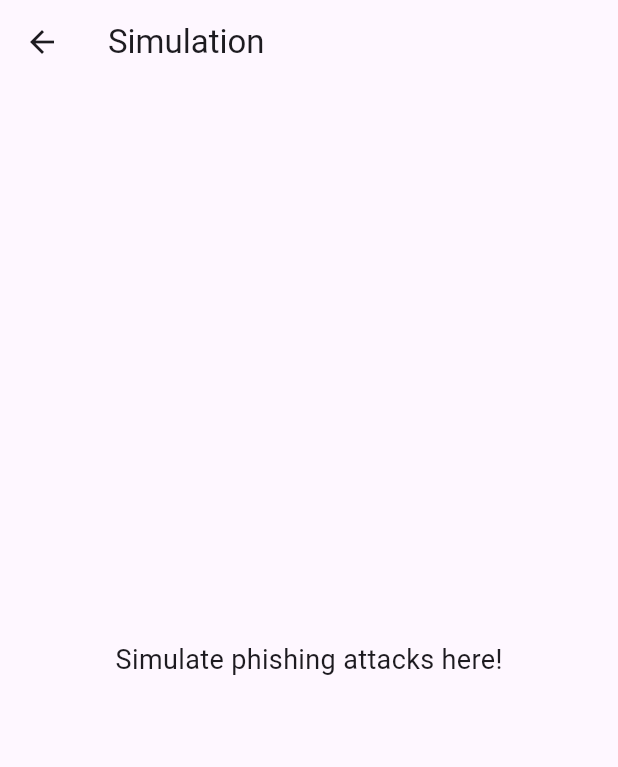
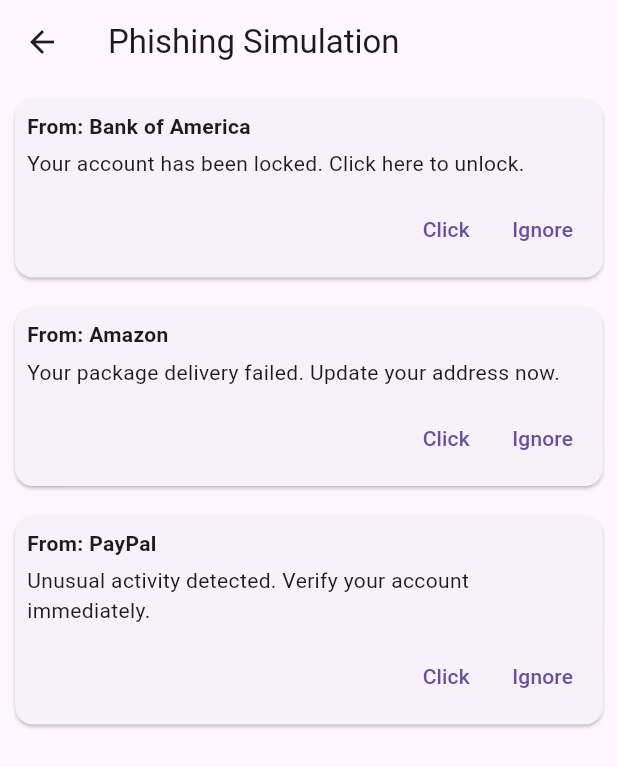
Before and after one commit to Oso00Luffy/phish_sleuth, a Flutter app: the SimulationScreen screen opened directly, on a phone screen of 412 x 824 dp. Shown: the top 767 px of the screen. Run offline on Flutter 3.47's test engine with Material 3 defaults, Android fonts, the phone set to English and light mode, and no system bars; our stand-ins replace hive, hive_flutter; accounts and stored records are empty.

Commit message:
Screens add

```diff
--- /dev/null
+++ b/lib/models/user_interaction.dart
@@ -0,0 +1,25 @@
+import 'package:hive/hive.dart';
+
+part 'user_interaction.g.dart';
+
+@HiveType(typeId: 0)
+class UserInteraction {
+  @HiveField(0)
+  final String sender;
+
+  @HiveField(1)
+  final String message;
+
+  @HiveField(2)
+  final bool clicked;
+
+  @HiveField(3)
+  final DateTime timestamp;
+
+  UserInteraction({
+    required this.sender,
+    required this.message,
+    required this.clicked,
+    required this.timestamp,
+  });
+}
--- a/lib/screens/simulation_screen.dart
+++ b/lib/screens/simulation_screen.dart
@@ -1,17 +1,36 @@
 import 'package:flutter/material.dart';
+import '../widgets/phishing_message_card.dart';
 
 class SimulationScreen extends StatelessWidget {
+  final List<Map<String, String>> fakeMessages = [
+    {
+      'sender': 'Bank of America',
+      'message': 'Your account has been locked. Click here to unlock.',
+    },
+    {
+      'sender': 'Amazon',
+      'message': 'Your package delivery failed. Update your address now.',
+    },
+    {
+      'sender': 'PayPal',
+      'message': 'Unusual activity detected. Verify your account immediately.',
+    },
+  ];
+
   @override
   Widget build(BuildContext context) {
     return Scaffold(
       appBar: AppBar(
-        title: Text('Simulation'),
+        title: Text('Phishing Simulation'),
       ),
-      body: Center(
-        child: Text(
-          'Simulate phishing attacks here!',
-          style: TextStyle(fontSize: 18),
-        ),
+      body: ListView.builder(
+        itemCount: fakeMessages.length,
+        itemBuilder: (context, index) {
+          return PhishingMessageCard(
+            sender: fakeMessages[index]['sender']!,
+            message: fakeMessages[index]['message']!,
+          );
+        },
       ),
     );
   }
--- a/lib/widgets/phishing_message_card.dart
+++ b/lib/widgets/phishing_message_card.dart
@@ -1,4 +1,6 @@
 import 'package:flutter/material.dart';
+import 'package:hive/hive.dart';
+import '../models/user_interaction.dart';
 
 class PhishingMessageCard extends StatelessWidget {
   final String sender;
@@ -6,14 +8,58 @@
 
   PhishingMessageCard({required this.sender, required this.message});
 
+  void _saveInteraction(bool clicked) async {
+    final box = Hive.box('user_behavior');
+    final interaction = UserInteraction(
+      sender: sender,
+      message: message,
+      clicked: clicked,
+      timestamp: DateTime.now(),
+    );
+    await box.add(interaction);
+  }
+
   @override
   Widget build(BuildContext context) {
     return Card(
       margin: EdgeInsets.all(10),
-      child: ListTile(
-        leading: Icon(Icons.email),
-        title: Text(sender),
-        subtitle: Text(message),
+      child: Padding(
+        padding: const EdgeInsets.all(8.0),
+        child: Column(
+          crossAxisAlignment: CrossAxisAlignment.start,
+          children: [
+            Text(
+              'From: $sender',
+              style: TextStyle(fontWeight: FontWeight.bold),
+            ),
+            SizedBox(height: 5),
+            Text(message),
+            SizedBox(height: 10),
+            Row(
+              mainAxisAlignment: MainAxisAlignment.end,
+              children: [
+                TextButton(
+                  onPressed: () {
+                    _saveInteraction(true);
+                    ScaffoldMessenger.of(context).showSnackBar(SnackBar(
+                      content: Text('You clicked the link!'),
+                    ));
+                  },
+                  child: Text('Click'),
+                ),
+                TextButton(
+                  onPressed: () {
+                    _saveInteraction(false);
+                    ScaffoldMessenger.of(context).showSnackBar(SnackBar(
+                      content: Text('You ignored the message!'),
+                    ));
+                  },
+                  child: Text('Ignore'),
+                ),
+              ],
+            ),
+          ],
+        ),
       ),
     );
   }
--- a/pubspec.yaml
+++ b/pubspec.yaml
@@ -34,11 +34,14 @@
   provider: ^6.0.5    # For state management
   hive: ^2.2.3        # Local database
   hive_flutter: ^1.1.0
+  path_provider: ^2.0.14
   # The following adds the Cupertino Icons font to your application.
   # Use with the CupertinoIcons class for iOS style icons.
   cupertino_icons: ^1.0.8
 
 dev_dependencies:
+  hive_generator: ^2.0.1
+  build_runner: ^2.4.6
   flutter_test:
     sdk: flutter
 
```
Also changed, not shown: lib/main.dart (+9 -18 lines), lib/screens/feedback_screen.dart (added, +37 -0 lines), lib/screens/home_screen.dart (added, +45 -0 lines), lib/models/user_interaction.g.dart (added), pubspec.lock.
